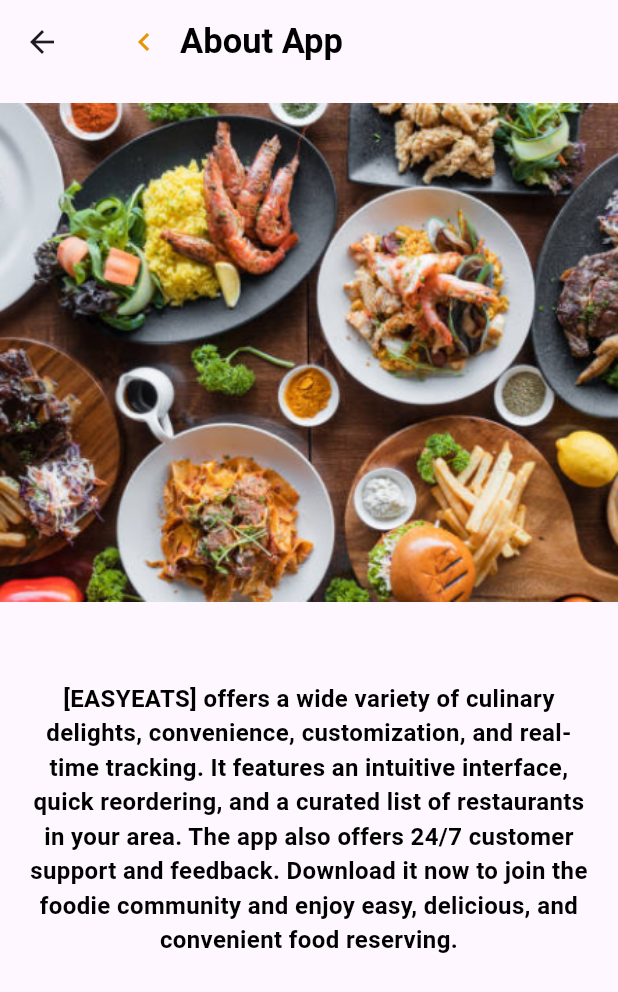
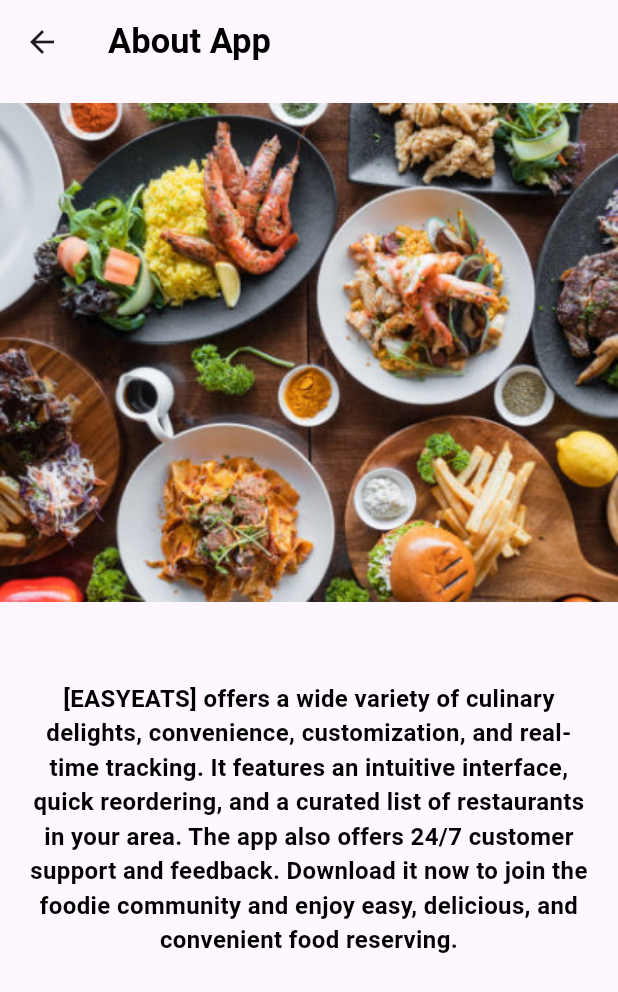
Before and after one commit to ssgamage/foodapp, a Flutter app: the AboutAppPage screen opened directly, on a phone screen of 412 x 824 dp. Shown: the top 992 px of the screen. Run offline on Flutter 3.47's test engine with Material 3 defaults, Android fonts, the phone set to English and light mode, and no system bars; our stand-ins replace cloud_firestore, firebase_auth, firebase_core; accounts and stored records are empty.

Commit message:
Done some changes

```diff
--- a/lib/pages/sellerFlow/settings/about_app_page.dart
+++ b/lib/pages/sellerFlow/settings/about_app_page.dart
@@ -9,18 +9,6 @@ class AboutAppPage extends StatelessWidget {
         title: Column(
           crossAxisAlignment: CrossAxisAlignment.start,
           children: [
-            Row(
-              children: [
-                IconButton(
-                  icon: Icon(
-                    Icons.chevron_left,
-                    color: CustomColor.orangeMain,
-                  ),
-                  onPressed: () {
-                    // Handle back button press
-                    print('Back button pressed');
-                  },
-                ),
             Text(
               'About App',
               style: TextStyle(
@@ -28,8 +16,6 @@ class AboutAppPage extends StatelessWidget {
                 fontSize: 23,
                 color: CustomColor.textBlack,
               ),
-                ),
-              ],
             ),
           ],
         ),
```
Lines whose indentation alone changed are shown as unchanged.
